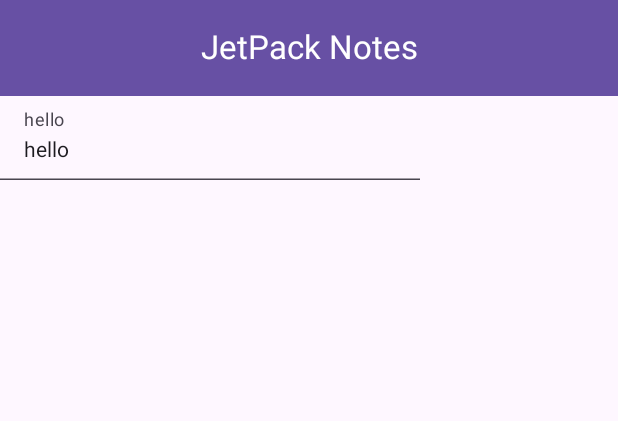
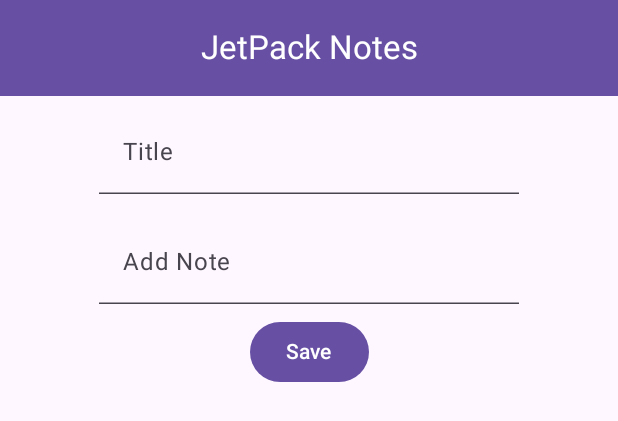
Before and after one commit to chebihiF/DAM_AURA_JetNote_ANdroid, an Android app built with Jetpack Compose: the @Preview function NoteScreenPreview, on a phone screen of 412 x 824 dp. Shown: the top 421 px of the screen. Run offline under Robolectric (Android 15) with nearby library versions, the phone set to English and light mode, and no system bars.

Commit message:
add NoteButton

```diff
--- a/app/src/main/java/org/m2i/jetnote/components/NoteComponents.kt
+++ b/app/src/main/java/org/m2i/jetnote/components/NoteComponents.kt
@@ -1,7 +1,9 @@
 package org.m2i.jetnote.components
 
+import androidx.compose.foundation.shape.CircleShape
 import androidx.compose.foundation.text.KeyboardActions
 import androidx.compose.foundation.text.KeyboardOptions
+import androidx.compose.material3.Button
 import androidx.compose.material3.ExperimentalMaterial3Api
 
 
@@ -28,7 +30,6 @@ fun NoteInputText(
     onImeAction: () -> Unit = {}
 ) {
     val keyboardController = LocalSoftwareKeyboardController.current
-
     TextField(
         value = text,
         onValueChange = { onTextChange },
@@ -46,3 +47,19 @@ fun NoteInputText(
         modifier = modifier)
 
 }
+
+@Composable
+fun NoteButton(
+    modifier: Modifier = Modifier,
+    text: String,
+    onClick: () -> Unit,
+    enabled: Boolean = true
+){
+    Button(
+        onClick = { onClick },
+        shape = CircleShape,
+        enabled = enabled,
+        modifier = modifier) {
+        Text(text = text)
+    }
+}
--- a/app/src/main/java/org/m2i/jetnote/screen/NoteScreen.kt
+++ b/app/src/main/java/org/m2i/jetnote/screen/NoteScreen.kt
@@ -1,6 +1,7 @@
 package org.m2i.jetnote.screen
 
 import androidx.compose.foundation.layout.Column
+import androidx.compose.foundation.layout.fillMaxSize
 import androidx.compose.foundation.layout.padding
 import androidx.compose.material3.CenterAlignedTopAppBar
 import androidx.compose.material3.ExperimentalMaterial3Api
@@ -9,16 +10,32 @@ import androidx.compose.material3.Scaffold
 import androidx.compose.material3.Text
 import androidx.compose.material3.TopAppBarDefaults
 import androidx.compose.runtime.Composable
+import androidx.compose.runtime.getValue
+import androidx.compose.runtime.mutableStateOf
+import androidx.compose.runtime.remember
+import androidx.compose.runtime.setValue
+import androidx.compose.ui.Alignment
 import androidx.compose.ui.Modifier
 import androidx.compose.ui.graphics.Color
 import androidx.compose.ui.res.stringResource
 import androidx.compose.ui.tooling.preview.Preview
+import androidx.compose.ui.unit.dp
 import org.m2i.jetnote.R
+import org.m2i.jetnote.components.NoteButton
 import org.m2i.jetnote.components.NoteInputText
 
 @OptIn(ExperimentalMaterial3Api::class)
 @Composable
 fun NoteScreen(){
+
+    var title by remember {
+        mutableStateOf("")
+    }
+
+    var description by remember {
+        mutableStateOf("")
+    }
+
     Scaffold(topBar = {
         CenterAlignedTopAppBar(
             title = { Text(text = stringResource(id = R.string.app_name)) },
@@ -29,9 +46,26 @@ fun NoteScreen(){
     })
 
     { paddingValues ->
-        Column(modifier = Modifier.padding(paddingValues)) {
-            NoteInputText(text = "hello", label = "hello",
+        Column(
+            modifier = Modifier
+                .padding(paddingValues)
+                .fillMaxSize(),
+            horizontalAlignment = Alignment.CenterHorizontally,
+            ) {
+
+            NoteInputText(
+                modifier = Modifier.padding(top = 9.dp, bottom = 8.dp),
+                text = title,
+                label = "Title",
                 onTextChange = {})
+
+            NoteInputText(
+                modifier = Modifier.padding(top = 9.dp, bottom = 8.dp),
+                text = description,
+                label = "Add Note",
+                onTextChange = {})
+
+            NoteButton(text = "Save", onClick = { /*TODO*/ })
         }
     }
 }
```
